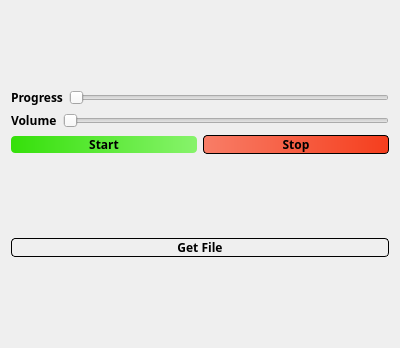
mbcarruthers/audio_player, file dialog.ui: the form before one commit.
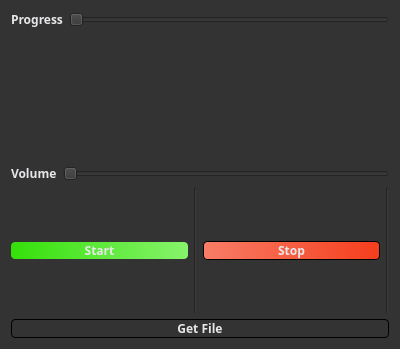
The form after the commit.

Commit message: needs alittle redesigning for ading normal audio player features

```diff
--- a/dialog.ui
+++ b/dialog.ui
@@ -7,14 +7,15 @@
     <x>0</x>
     <y>0</y>
     <width>400</width>
-    <height>348</height>
+    <height>349</height>
    </rect>
   </property>
   <property name="windowTitle">
    <string>Dialog</string>
   </property>
   <property name="styleSheet">
-   <string notr="true"/>
+   <string notr="true">background-color:rgb(51,51,51);
+color:rgb(231,231,234);</string>
   </property>
   <layout class="QVBoxLayout" name="verticalLayout_2">
    <item>
@@ -41,6 +42,17 @@
        </item>
       </layout>
      </item>
+     <item>
+      <widget class="QLabel" name="song_info">
+       <property name="styleSheet">
+        <string notr="true">font-family:Avenir Next;
+font-weight:bold;</string>
+       </property>
+       <property name="text">
+        <string/>
+       </property>
+      </widget>
+     </item>
      <item>
       <layout class="QHBoxLayout" name="horizontalLayout_2">
        <item>
@@ -85,6 +97,13 @@
          </property>
         </widget>
        </item>
+       <item>
+        <widget class="Line" name="line_2">
+         <property name="orientation">
+          <enum>Qt::Vertical</enum>
+         </property>
+        </widget>
+       </item>
        <item>
         <widget class="QPushButton" name="stop_button">
          <property name="styleSheet">
@@ -99,7 +118,12 @@
          </property>
         </widget>
        </item>
-      </layout>
+       <item>
+        <widget class="Line" name="line">
+         <property name="orientation">
+          <enum>Qt::Vertical</enum>
+         </property>
+        </widget>
      </item>
     </layout>
    </item>
@@ -116,6 +140,8 @@
       <string>Get File</string>
      </property>
     </widget>
+     </item>
+    </layout>
    </item>
   </layout>
  </widget>
```
Lines whose indentation alone changed are shown as unchanged. The commit also changes 2 other files.
